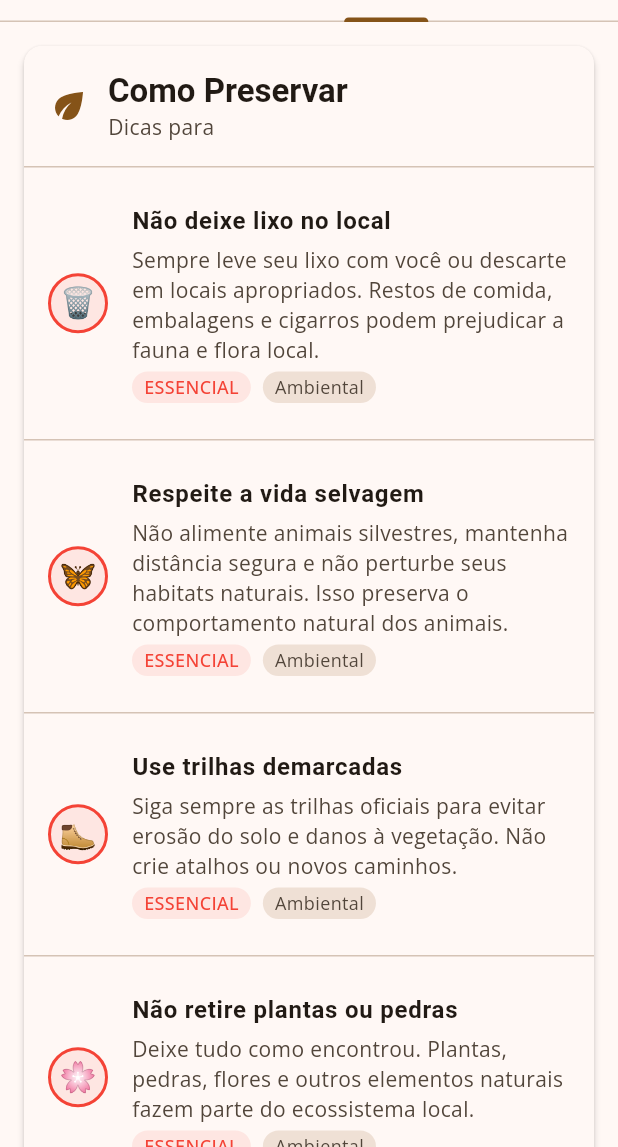
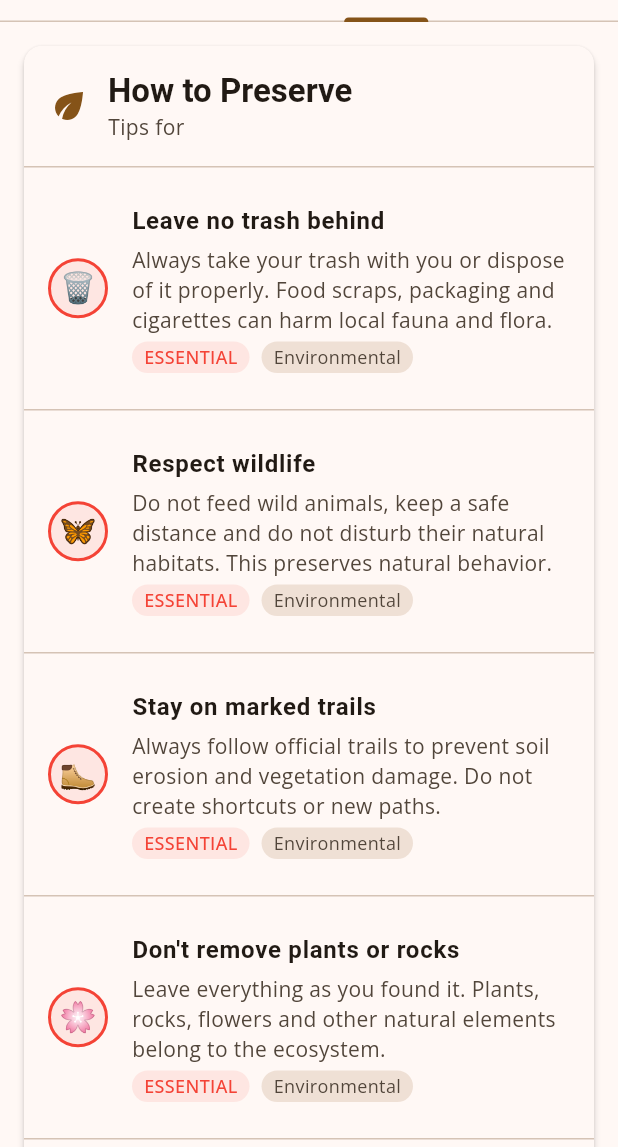
Before and after one commit to MatheusIam/cade_meu_guia, a Flutter app: the TourPointScreen screen opened directly with empty values, tab 3 chosen, scrolled down 300 dp, on a phone screen of 412 x 824 dp, the part 89-1236 px from its top. Run offline on Flutter 3.47's test engine with Material 3 defaults, Android fonts, the phone set to English and light mode, and no system bars; our stand-ins replace easy_localization, flutter_map, geolocator, google_fonts, latlong2, shared_preferences; accounts and stored records are empty.

Commit message:
feat: Enhance preservation tips functionality and localization
- Added new preservation tips and localization strings for English and Portuguese.
- Refactored PreservationData to load tips from JSON files based on locale.
- Implemented lazy loading and caching of preservation tips.
- Updated PreservationTip model to support JSON serialization.
- Modified screens to utilize localization for various UI elements.
- Improved filtering and display of preservation tips in the UI.
- Added error handling for loading tips and improved user feedback.
- Updated pubspec.yaml to include new asset paths for data files.

```diff
--- a/lib/data/preservation_data.dart
+++ b/lib/data/preservation_data.dart
@@ -1,210 +1,106 @@
+import 'dart:convert';
+import 'package:flutter/services.dart' show rootBundle;
+import 'package:flutter/material.dart';
 import '../models/preservation_tip.dart';
 
-/// Dados das dicas de preservação dos pontos turísticos
+/// Serviço de dados das dicas de preservação.
+/// Agora carrega de assets JSON baseados no locale e pode futuramente
+/// ser estendido para buscar remotamente antes de cair no cache local.
 class PreservationData {
-  static final List<PreservationTip> _preservationTips = [
-    // Dicas Ambientais
-    const PreservationTip(
-      id: '1',
-      title: 'Não deixe lixo no local',
-      description: 'Sempre leve seu lixo com você ou descarte em locais apropriados. Restos de comida, embalagens e cigarros podem prejudicar a fauna e flora local.',
-      icon: '🗑️',
-      type: PreservationType.environmental,
-      priority: 1,
-    ),
-    const PreservationTip(
-      id: '2',
-      title: 'Respeite a vida selvagem',
-      description: 'Não alimente animais silvestres, mantenha distância segura e não perturbe seus habitats naturais. Isso preserva o comportamento natural dos animais.',
-      icon: '🦋',
-      type: PreservationType.environmental,
-      priority: 1,
-    ),
-    const PreservationTip(
-      id: '3',
-      title: 'Use trilhas demarcadas',
-      description: 'Siga sempre as trilhas oficiais para evitar erosão do solo e danos à vegetação. Não crie atalhos ou novos caminhos.',
-      icon: '🥾',
-      type: PreservationType.environmental,
-      priority: 1,
-    ),
-    const PreservationTip(
-      id: '4',
-      title: 'Economize água',
-      description: 'Use a água de forma consciente, especialmente em regiões com escassez. Não desperdice em torneiras, chuveiros ou piscinas.',
-      icon: '💧',
-      type: PreservationType.environmental,
-      priority: 2,
-    ),
-    const PreservationTip(
-      id: '5',
-      title: 'Não retire plantas ou pedras',
-      description: 'Deixe tudo como encontrou. Plantas, pedras, flores e outros elementos naturais fazem parte do ecossistema local.',
-      icon: '🌸',
-      type: PreservationType.environmental,
-      priority: 1,
-    ),
+  static List<PreservationTip>? _cache; // cache em memória
+  static String? _loadedLocale; // locale do cache atual
 
-    // Dicas Culturais
-    const PreservationTip(
-      id: '6',
-      title: 'Respeite o patrimônio histórico',
-      description: 'Não toque, risque ou danifique monumentos, estátuas, placas históricas ou construções antigas. Elas são patrimônio de todos.',
-      icon: '🏛️',
-      type: PreservationType.cultural,
-      priority: 1,
-    ),
-    const PreservationTip(
-      id: '7',
-      title: 'Valorize a cultura local',
-      description: 'Conheça e respeite as tradições locais, compre de artesãos da região e valorize a culinária típica.',
-      icon: '🎭',
-      type: PreservationType.cultural,
-      priority: 2,
-    ),
-    const PreservationTip(
-      id: '8',
-      title: 'Fotografe com consciência',
-      description: 'Ao fotografar pessoas locais, peça sempre permissão. Respeite locais sagrados onde fotos podem ser proibidas.',
-      icon: '📸',
-      type: PreservationType.cultural,
-      priority: 2,
-    ),
+  static String _fileForLocale(Locale locale) {
+    final code = locale.languageCode.toLowerCase();
+    switch (code) {
+      case 'en':
+        return 'assets/data/preservation_tips_en.json';
+      case 'pt':
+      default:
+        return 'assets/data/preservation_tips_pt.json';
+    }
+  }
 
-    // Dicas Sociais
-    const PreservationTip(
-      id: '9',
-      title: 'Apoie o comércio local',
-      description: 'Prefira estabelecimentos locais, guias da região e produtos artesanais. Isso fortalece a economia da comunidade.',
-      icon: '🏪',
-      type: PreservationType.social,
-      priority: 2,
-    ),
-    const PreservationTip(
-      id: '10',
-      title: 'Seja respeitoso com moradores',
-      description: 'Trate os moradores locais com respeito e cordialidade. Você é um visitante na casa deles.',
-      icon: '🤝',
-      type: PreservationType.social,
-      priority: 1,
-    ),
-    const PreservationTip(
-      id: '11',
-      title: 'Respeite horários de funcionamento',
-      description: 'Siga os horários estabelecidos para visitação e evite fazer barulho excessivo, especialmente em áreas residenciais.',
-      icon: '⏰',
-      type: PreservationType.social,
-      priority: 2,
-    ),
+  /// Carrega (lazy) as dicas do JSON. Se já carregado para o locale atual, reutiliza cache.
+  static Future<List<PreservationTip>> loadTips({Locale? locale}) async {
+    locale ??= WidgetsBinding.instance.platformDispatcher.locale;
+    if (_cache != null && _loadedLocale == locale.languageCode) return _cache!;
+    final path = _fileForLocale(locale);
+    final raw = await rootBundle.loadString(path);
+    final List list = jsonDecode(raw) as List;
+    _cache = list.map((e) => PreservationTip.fromJson(e)).toList();
+    _loadedLocale = locale.languageCode;
+    return _cache!;
+  }
 
-    // Dicas Gerais
-    const PreservationTip(
-      id: '12',
-      title: 'Informe-se antes da visita',
-      description: 'Pesquise sobre regras específicas do local, taxa de visitação, época ideal para visitar e equipamentos necessários.',
-      icon: '📚',
-      type: PreservationType.general,
-      priority: 2,
-    ),
-    const PreservationTip(
-      id: '13',
-      title: 'Viaje em grupos pequenos',
-      description: 'Grupos menores causam menos impacto ambiental e permitem uma experiência mais autêntica e respeitosa.',
-      icon: '👥',
-      type: PreservationType.general,
-      priority: 3,
-    ),
-    const PreservationTip(
-      id: '14',
-      title: 'Use produtos biodegradáveis',
-      description: 'Prefira protetor solar, repelente e produtos de higiene biodegradáveis para não contaminar rios e solo.',
-      icon: '🧴',
-      type: PreservationType.environmental,
-      priority: 2,
-    ),
-    const PreservationTip(
-      id: '15',
-      title: 'Eduque outros visitantes',
-      description: 'Compartilhe conhecimento sobre preservação com outros turistas. Seja um exemplo positivo de turismo consciente.',
-      icon: '🎓',
-      type: PreservationType.general,
-      priority: 3,
-    ),
-  ];
+  /// Limpa cache (ex: ao trocar de idioma ou após sync remoto)
+  static void invalidate() {
+    _cache = null; _loadedLocale = null;
+  }
 
   /// Retorna todas as dicas de preservação
-  static List<PreservationTip> getAllTips() {
-    return List.unmodifiable(_preservationTips);
+  static Future<List<PreservationTip>> getAllTips() async {
+    return List.unmodifiable(await loadTips());
   }
 
   /// Retorna dicas filtradas por tipo
-  static List<PreservationTip> getTipsByType(PreservationType type) {
-    return _preservationTips.where((tip) => tip.type == type).toList();
+  static Future<List<PreservationTip>> getTipsByType(PreservationType type) async {
+    final tips = await loadTips();
+    return tips.where((tip) => tip.type == type).toList();
   }
 
   /// Retorna dicas de alta prioridade
-  static List<PreservationTip> getHighPriorityTips() {
-    return _preservationTips.where((tip) => tip.priority == 1).toList();
+  static Future<List<PreservationTip>> getHighPriorityTips() async {
+    final tips = await loadTips();
+    return tips.where((tip) => tip.priority == 1).toList();
   }
 
   /// Retorna dicas ordenadas por prioridade
-  static List<PreservationTip> getTipsByPriority() {
-    List<PreservationTip> sortedTips = List.from(_preservationTips);
-    sortedTips.sort((a, b) => a.priority.compareTo(b.priority));
-    return sortedTips;
+  static Future<List<PreservationTip>> getTipsByPriority() async {
+    final tips = List<PreservationTip>.from(await loadTips());
+    tips.sort((a, b) => a.priority.compareTo(b.priority));
+    return tips;
   }
 
   /// Retorna dicas específicas para um tipo de atividade
-  static List<PreservationTip> getTipsForActivity(String activityType) {
-    switch (activityType.toLowerCase()) {
+  static Future<List<PreservationTip>> getTipsForActivity(String activityType) async {
+    final tips = await loadTips();
+    final lower = activityType.toLowerCase();
+    bool match(PreservationTip t, List<int> ids) => ids.contains(int.tryParse(t.id));
+    switch (lower) {
       case 'caminhada':
-        return [
-          _preservationTips[0], // Não deixe lixo
-          _preservationTips[2], // Use trilhas demarcadas
-          _preservationTips[4], // Não retire plantas
-          _preservationTips[13], // Use produtos biodegradáveis
-        ];
+      case 'hiking':
+        return tips.where((t) => match(t, [1,3,5,14])).toList();
       case 'contemplação':
-        return [
-          _preservationTips[0], // Não deixe lixo
-          _preservationTips[1], // Respeite vida selvagem
-          _preservationTips[7], // Fotografe com consciência
-          _preservationTips[10], // Respeite horários
-        ];
+      case 'contemplation':
+        return tips.where((t) => match(t, [1,2,8,11])).toList();
       case 'aventura':
-        return [
-          _preservationTips[0], // Não deixe lixo
-          _preservationTips[2], // Use trilhas demarcadas
-          _preservationTips[3], // Economize água
-          _preservationTips[11], // Informe-se antes
-        ];
+      case 'adventure':
+        return tips.where((t) => match(t, [1,3,4,12])).toList();
       case 'cultural':
-        return [
-          _preservationTips[5], // Respeite patrimônio histórico
-          _preservationTips[6], // Valorize cultura local
-          _preservationTips[7], // Fotografe com consciência
-          _preservationTips[8], // Apoie comércio local
-        ];
+        return tips.where((t) => match(t, [6,7,8,9])).toList();
       default:
         return getHighPriorityTips();
     }
   }
 
   /// Retorna estatísticas das dicas
-  static Map<String, dynamic> getTipsStatistics() {
+  static Future<Map<String, dynamic>> getTipsStatistics() async {
+    final tips = await loadTips();
     Map<PreservationType, int> typeCount = {};
     Map<int, int> priorityCount = {};
-
-    for (var tip in _preservationTips) {
+    for (var tip in tips) {
       typeCount[tip.type] = (typeCount[tip.type] ?? 0) + 1;
       priorityCount[tip.priority] = (priorityCount[tip.priority] ?? 0) + 1;
     }
-
     return {
-      'totalTips': _preservationTips.length,
+      'totalTips': tips.length,
       'typeCount': typeCount,
       'priorityCount': priorityCount,
       'highPriorityCount': priorityCount[1] ?? 0,
     };
   }
 }
+
+// (Opcional) Poderíamos expor um método para forçar recarregar a partir de um locale específico
+// PreservationData.loadTips(locale: Locale('en'));
--- a/lib/models/preservation_tip.dart
+++ b/lib/models/preservation_tip.dart
@@ -15,6 +15,41 @@ class PreservationTip {
     required this.type,
     this.priority = 2,
   });
+
+  factory PreservationTip.fromJson(Map<String, dynamic> json) {
+    return PreservationTip(
+      id: json['id'] as String,
+      title: json['title'] as String,
+      description: json['description'] as String,
+      icon: json['icon'] as String? ?? '🌿',
+      type: _typeFromString(json['type'] as String),
+      priority: (json['priority'] as num?)?.toInt() ?? 2,
+    );
+  }
+
+  Map<String, dynamic> toJson() => {
+        'id': id,
+        'title': title,
+        'description': description,
+        'icon': icon,
+        'type': type.name,
+        'priority': priority,
+      };
+
+  static PreservationType _typeFromString(String v) {
+    switch (v.toLowerCase()) {
+      case 'environmental':
+        return PreservationType.environmental;
+      case 'cultural':
+        return PreservationType.cultural;
+      case 'social':
+        return PreservationType.social;
+      case 'general':
+        return PreservationType.general;
+      default:
+        return PreservationType.general;
+    }
+  }
 }
 
 /// Tipos de preservação
--- a/lib/screens/all_preservation_tips_screen.dart
+++ b/lib/screens/all_preservation_tips_screen.dart
@@ -1,3 +1,4 @@
+import 'package:easy_localization/easy_localization.dart';
 import 'package:flutter/material.dart';
 import '../widgets/preservation_widget.dart';
 
@@ -9,7 +10,7 @@ class AllPreservationTipsScreen extends StatelessWidget {
   Widget build(BuildContext context) {
     return Scaffold(
       appBar: AppBar(
-        title: const Text('Dicas de Preservação'),
+        title: Text('all_preservation_tips_title'.tr()),
         centerTitle: true,
         backgroundColor: Theme.of(context).colorScheme.primary,
         foregroundColor: Theme.of(context).colorScheme.onPrimary,
--- a/lib/widgets/preservation_widget.dart
+++ b/lib/widgets/preservation_widget.dart
@@ -1,3 +1,4 @@
+import 'package:easy_localization/easy_localization.dart';
 import 'package:flutter/material.dart';
 import '../models/preservation_tip.dart';
 import '../data/preservation_data.dart';
@@ -19,19 +20,19 @@ class PreservationWidget extends StatefulWidget {
 
 class _PreservationWidgetState extends State<PreservationWidget> {
   PreservationType? _selectedType;
-  List<PreservationTip> _displayedTips = [];
+  Future<List<PreservationTip>>? _futureTips;
 
   @override
   void initState() {
     super.initState();
-    _loadTips();
+    _futureTips = _initialLoad();
   }
 
-  void _loadTips() {
+  Future<List<PreservationTip>> _initialLoad() {
     if (widget.activityType != null && !widget.showAllTips) {
-      _displayedTips = PreservationData.getTipsForActivity(widget.activityType!);
+      return PreservationData.getTipsForActivity(widget.activityType!);
     } else {
-      _displayedTips = PreservationData.getTipsByPriority();
+      return PreservationData.getTipsByPriority();
     }
   }
 
@@ -39,9 +40,9 @@ class _PreservationWidgetState extends State<PreservationWidget> {
     setState(() {
       _selectedType = type;
       if (type == null) {
-        _displayedTips = PreservationData.getTipsByPriority();
+        _futureTips = PreservationData.getTipsByPriority();
       } else {
-        _displayedTips = PreservationData.getTipsByType(type);
+        _futureTips = PreservationData.getTipsByType(type);
       }
     });
   }
@@ -68,15 +69,15 @@ class _PreservationWidgetState extends State<PreservationWidget> {
                     crossAxisAlignment: CrossAxisAlignment.start,
                     children: [
                       Text(
-                        'Como Preservar',
+                        'how_to_preserve'.tr(),
                         style: Theme.of(context).textTheme.titleLarge?.copyWith(
                           fontWeight: FontWeight.bold,
                         ),
                       ),
                       Text(
                         widget.activityType != null
-                            ? 'Dicas para ${widget.activityType}'
-                            : 'Dicas de preservação e sustentabilidade',
+                            ? 'tips_for_activity'.tr(namedArgs: {'activity': widget.activityType!})
+                            : 'preservation_sustainability_tips'.tr(),
                         style: Theme.of(context).textTheme.bodyMedium?.copyWith(
                           color: Theme.of(context).colorScheme.onSurfaceVariant,
                         ),
@@ -94,25 +95,25 @@ class _PreservationWidgetState extends State<PreservationWidget> {
                           : null,
                     ),
                     itemBuilder: (context) => [
-                      const PopupMenuItem<PreservationType?>(
+                      PopupMenuItem<PreservationType?>(
                         value: null,
-                        child: Text('Todas'),
+                        child: Text('all_tips'.tr()),
                       ),
-                      const PopupMenuItem<PreservationType>(
+                      PopupMenuItem<PreservationType>(
                         value: PreservationType.environmental,
-                        child: Text('🌱 Ambiental'),
+                        child: Text('environmental_emoji'.tr()),
                       ),
-                      const PopupMenuItem<PreservationType>(
+                      PopupMenuItem<PreservationType>(
                         value: PreservationType.cultural,
-                        child: Text('🏛️ Cultural'),
+                        child: Text('cultural_emoji'.tr()),
                       ),
-                      const PopupMenuItem<PreservationType>(
+                      PopupMenuItem<PreservationType>(
                         value: PreservationType.social,
-                        child: Text('🤝 Social'),
+                        child: Text('social_emoji'.tr()),
                       ),
-                      const PopupMenuItem<PreservationType>(
+                      PopupMenuItem<PreservationType>(
                         value: PreservationType.general,
-                        child: Text('📋 Geral'),
+                        child: Text('general_emoji'.tr()),
                       ),
                     ],
                   ),
@@ -129,22 +130,35 @@ class _PreservationWidgetState extends State<PreservationWidget> {
               ),
             ),
           const Divider(height: 1),
-          if (_displayedTips.isEmpty)
-            const Padding(
+          FutureBuilder<List<PreservationTip>>(
+            future: _futureTips,
+            builder: (context, snapshot) {
+              if (snapshot.connectionState == ConnectionState.waiting) {
+                return const Padding(
                   padding: EdgeInsets.all(32),
-              child: Center(
-                child: Text('Nenhuma dica encontrada para este filtro.'),
-              ),
-            )
-          else
-            ListView.separated(
+                  child: Center(child: CircularProgressIndicator()),
+                );
+              }
+              if (snapshot.hasError) {
+                return Padding(
+                  padding: const EdgeInsets.all(32),
+                  child: Center(child: Text('error_loading'.tr())),
+                );
+              }
+              final data = snapshot.data ?? [];
+              if (data.isEmpty) {
+                return Padding(
+                  padding: const EdgeInsets.all(32),
+                  child: Center(child: Text('no_tips_for_filter'.tr())),
+                );
+              }
+              return ListView.separated(
                 shrinkWrap: true,
                 physics: const NeverScrollableScrollPhysics(),
-              itemCount: _displayedTips.length,
+                itemCount: data.length,
                 separatorBuilder: (context, index) => const Divider(height: 1),
-              itemBuilder: (context, index) {
-                final tip = _displayedTips[index];
-                return _buildTipItem(tip);
+                itemBuilder: (context, index) => _buildTipItem(data[index]),
+              );
             },
           ),
           if (!widget.showAllTips && widget.activityType != null)
@@ -154,7 +168,7 @@ class _PreservationWidgetState extends State<PreservationWidget> {
                 child: TextButton.icon(
                   onPressed: () => _showAllTipsDialog(context),
                   icon: const Icon(Icons.visibility),
-                  label: const Text('Ver todas as dicas'),
+                  label: Text('see_all_tips'.tr()),
                 ),
               ),
             ),
@@ -169,7 +183,7 @@ class _PreservationWidgetState extends State<PreservationWidget> {
         width: 40,
         height: 40,
         decoration: BoxDecoration(
-          color: _getPriorityColor(tip.priority).withValues(alpha: 0.1),
+          color: _getPriorityColor(tip.priority).withAlpha(25),
           borderRadius: BorderRadius.circular(20),
           border: Border.all(
             color: _getPriorityColor(tip.priority),
@@ -206,7 +220,7 @@ class _PreservationWidgetState extends State<PreservationWidget> {
               Container(
                 padding: const EdgeInsets.symmetric(horizontal: 8, vertical: 2),
                 decoration: BoxDecoration(
-                  color: _getPriorityColor(tip.priority).withValues(alpha: 0.1),
+                  color: _getPriorityColor(tip.priority).withAlpha(25),
                   borderRadius: BorderRadius.circular(12),
                 ),
                 child: Text(
@@ -257,26 +271,26 @@ class _PreservationWidgetState extends State<PreservationWidget> {
   String _getPriorityLabel(int priority) {
     switch (priority) {
       case 1:
-        return 'ESSENCIAL';
+        return 'essential'.tr();
       case 2:
-        return 'IMPORTANTE';
+        return 'important'.tr();
       case 3:
-        return 'RECOMENDADO';
+        return 'recommended'.tr();
       default:
-        return 'GERAL';
+        return 'general_cap'.tr();
     }
   }
 
   String _getTypeLabel(PreservationType type) {
     switch (type) {
       case PreservationType.environmental:
-        return 'Ambiental';
+        return 'environmental'.tr();
       case PreservationType.cultural:
-        return 'Cultural';
+        return 'cultural'.tr();
       case PreservationType.social:
-        return 'Social';
+        return 'social'.tr();
       case PreservationType.general:
-        return 'Geral';
+        return 'general'.tr();
     }
   }
 
--- a/pubspec.yaml
+++ b/pubspec.yaml
@@ -28,3 +28,4 @@ flutter:
   uses-material-design: true
   assets:
     - assets/translations/
+    - assets/data/
```
Also changed, not shown: assets/data/preservation_tips_en.json (added, +17 -0 lines), assets/data/preservation_tips_pt.json (added, +17 -0 lines), assets/translations/en.json (+18 -1 lines), assets/translations/pt.json (+18 -1 lines), lib/screens/home_screen.dart (+46 -39 lines), lib/screens/manage_tour_point_screen.dart (+78 -55 lines). Lines whose indentation alone changed are shown as unchanged.
